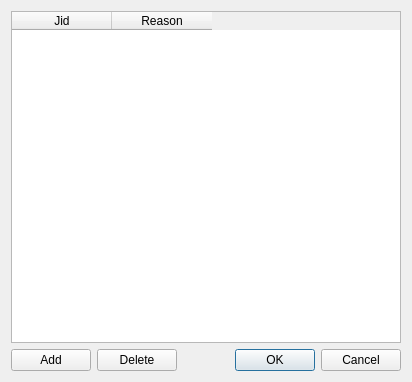
This is Vacuum/trunk/src/plugins/MultiUserChat/edituserslistdialog.ui in vacuum-im/vacuum-im as Qt 5 draws it before an edit. The edited form follows.
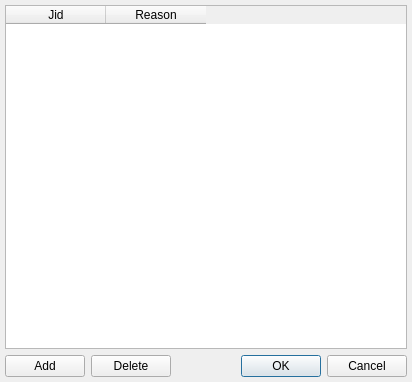
This is the edited form.

Commit message: Мелкие исправления в диалогах EditUsersListDialog и JoinMultiChatDialog.

What changed in the file:
```diff
--- a/Vacuum/trunk/src/plugins/MultiUserChat/edituserslistdialog.ui
+++ b/Vacuum/trunk/src/plugins/MultiUserChat/edituserslistdialog.ui
@@ -13,6 +13,9 @@
    <string>EditUsersListDialog</string>
   </property>
   <layout class="QVBoxLayout" >
+   <property name="margin" >
+    <number>5</number>
+   </property>
    <item>
     <widget class="QTableWidget" name="tbwTable" >
      <property name="editTriggers" >
@@ -77,7 +80,7 @@
      <item>
       <widget class="QDialogButtonBox" name="btbButtons" >
        <property name="standardButtons" >
-        <set>QDialogButtonBox::Cancel|QDialogButtonBox::NoButton|QDialogButtonBox::Ok</set>
+        <set>QDialogButtonBox::Cancel|QDialogButtonBox::Ok</set>
        </property>
       </widget>
      </item>
```
Left out of the diff: 4 changed lines with no effect on the pictures. The commit also changes 1 other file.
